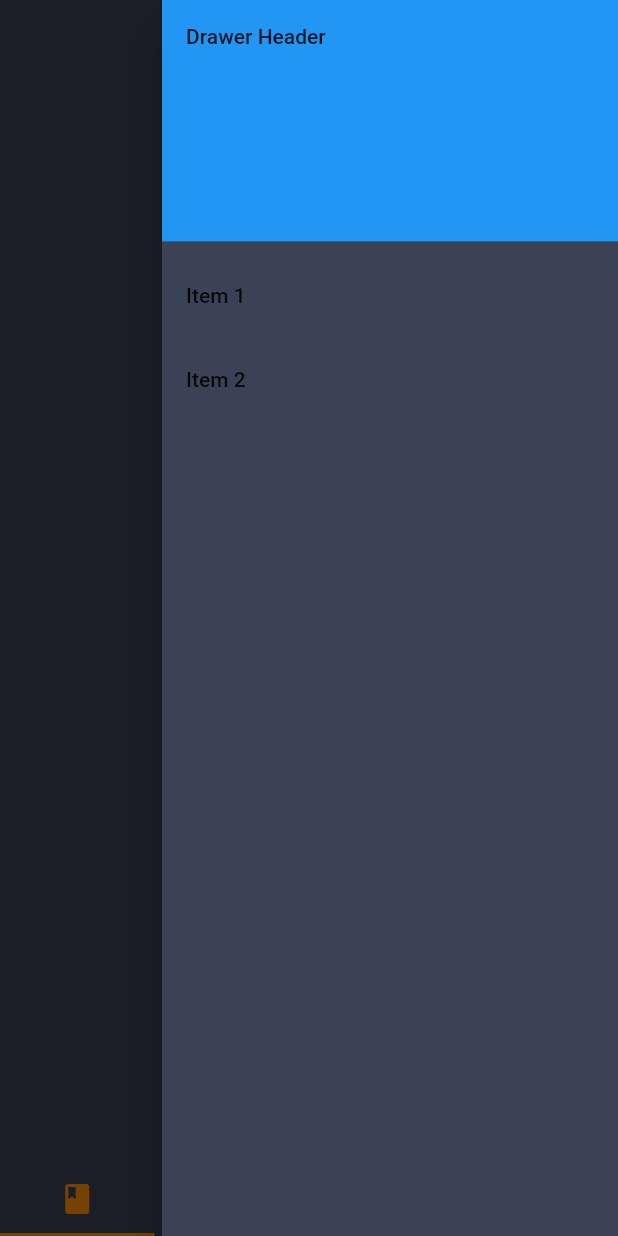
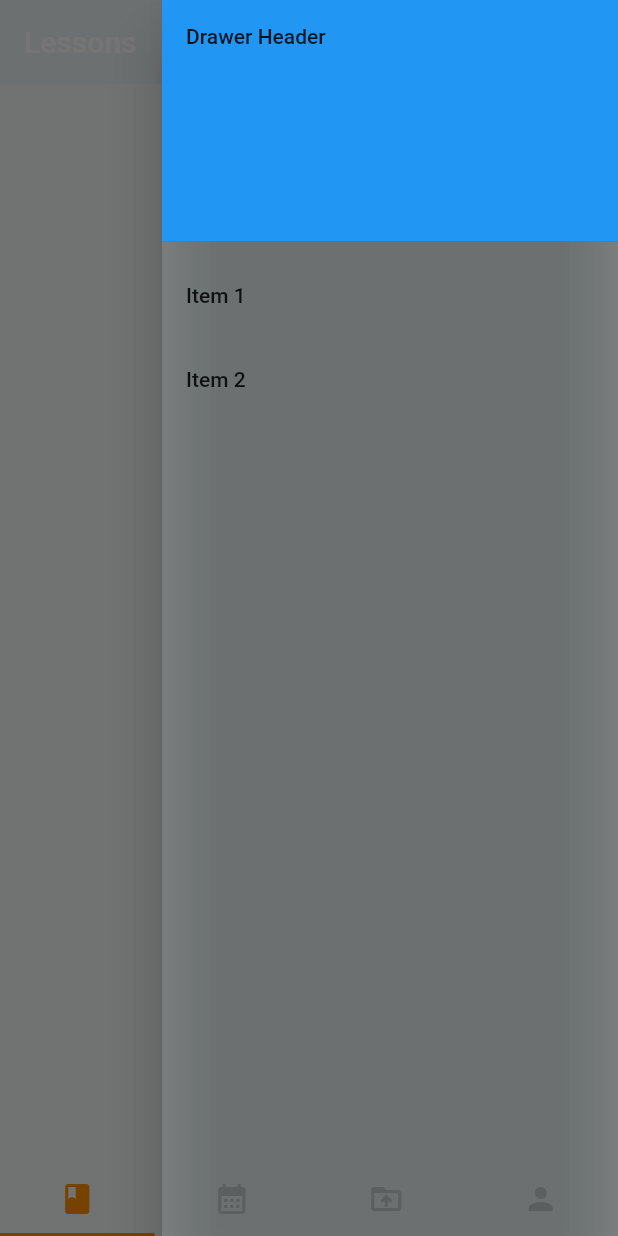
Before and after one commit to hofovea/Flutter-Internship, a Flutter app: the screen it shows after launch, with the side drawer open, on a phone screen of 412 x 824 dp. Run offline on Flutter 3.47's test engine with Material 2 defaults, Android fonts, the phone set to English and light mode, and no system bars; our stand-ins replace freezed_annotation.

Commit message:
feat: task 2 completed

```diff
--- a/task2/lib/main.dart
+++ b/task2/lib/main.dart
@@ -1,9 +1,9 @@
 import 'package:driver_lessons_app/models/data_service.dart';
 import 'package:driver_lessons_app/models/lesson/lesson.dart';
+import 'package:driver_lessons_app/widgets/app_color_set.dart';
 import 'package:driver_lessons_app/widgets/bottom_tab_bar.dart';
 import 'package:driver_lessons_app/widgets/lesson_tile.dart';
 import 'package:driver_lessons_app/widgets/options_drawer.dart';
-import 'package:flutter/cupertino.dart';
 import 'package:flutter/material.dart';
 
 void main() {
@@ -30,42 +30,25 @@ class MyStatefulWidget extends StatefulWidget {
 }
 
 class _MyStatefulWidgetState extends State<MyStatefulWidget> {
-  static const int _selectedIndex = 0;
-  List<Lesson> lessons = [
-    // const Lesson(
-    //     title: "tt",
-    //     level: "begginer",
-    //     levelIndicator: 0.33,
-    //     price: 23,
-    //     content: "csscs",
-    //     iconName: "")
-  ];
-  static const Color _backgroundColor = Color.fromRGBO(60, 66, 86, 1);
-  static final _bottomMenuSelectedItemColor = Colors.amber[800];
-  static const _bottomMenuItemColor = Color.fromRGBO(190, 190, 190, 1);
+  List<Lesson> lessons = [];
   static const TextStyle optionStyle =
       TextStyle(fontSize: 30, fontWeight: FontWeight.bold);
 
-  String _title = '';
-
-  void _onItemTapped(int index) {
-    setState(() {
-      //_selectedIndex = index;
-    });
-  }
+  String _title = 'Lessons';
 
   @override
   Widget build(BuildContext context) {
     return DefaultTabController(
         length: 4,
         child: Scaffold(
-            backgroundColor: _backgroundColor,
+            backgroundColor: AppColorSet.backgroundColor,
             appBar: AppBar(
               elevation: 0,
-              backgroundColor: _backgroundColor,
+              backgroundColor: AppColorSet.backgroundColor,
               title: Text(_title),
             ),
-            endDrawer: const OptionsDrawer(backgroundColor: _backgroundColor),
+            endDrawer: const OptionsDrawer(
+                backgroundColor: AppColorSet.backgroundColor),
             body: Center(
               child: TabBarView(
                 children: [
@@ -101,8 +84,9 @@ class _MyStatefulWidgetState extends State<MyStatefulWidget> {
             ),
             bottomNavigationBar: SafeArea(
               child: BottomTabBar(
-                bottomMenuItemColor: _bottomMenuItemColor,
-                bottomMenuSelectedItemColor: _bottomMenuSelectedItemColor,
+                bottomMenuItemColor: AppColorSet.bottomMenuItemColor,
+                bottomMenuSelectedItemColor:
+                    AppColorSet.bottomMenuSelectedItemColor,
                 onTapHandler: (index) {
                   setState(() {
                     switch (index) {
--- /dev/null
+++ b/task2/lib/widgets/app_color_set.dart
@@ -0,0 +1,12 @@
+import 'package:flutter/material.dart';
+
+class AppColorSet {
+  static const backgroundColor = Color.fromRGBO(209, 224, 224, 0.2);
+  static const textColor = Colors.white;
+  static const iconColor = Colors.white;
+  static final progressBarColor = Colors.amber[800];
+  static const verticalBorderColor = Colors.white24;
+  static final bottomMenuSelectedItemColor = Colors.amber[800];
+  static const bottomMenuItemColor = Color.fromRGBO(190, 190, 190, 1);
+  static const takeLessonButtonColor = Color.fromRGBO(58, 66, 86, .9);
+}
--- a/task2/pubspec.yaml
+++ b/task2/pubspec.yaml
@@ -65,15 +65,13 @@ flutter:
   # the material Icons class.
   uses-material-design: true
 
-    # To add assets to your application, add an assets section, like this:
-  assets:
-    - assets/race.jpeg
+    # To add images to your application, add an images section, like this:
     #   - images/a_dot_ham.jpeg
 
     # An image asset can refer to one or more resolution-specific "variants", see
     # https://flutter.dev/assets-and-images/#resolution-aware
 
-    # For details regarding adding assets from package dependencies, see
+    # For details regarding adding images from package dependencies, see
     # https://flutter.dev/assets-and-images/#from-packages
 
     # To add custom fonts to your application, add a fonts section here,
```
Also changed, not shown: task2/lib/models/lessons_icons.dart (+27 -3 lines), task2/lib/widgets/lesson_detail.dart (+29 -38 lines), task2/lib/widgets/lesson_tile.dart (+12 -45 lines), task2/assets/race.jpeg (deleted).
